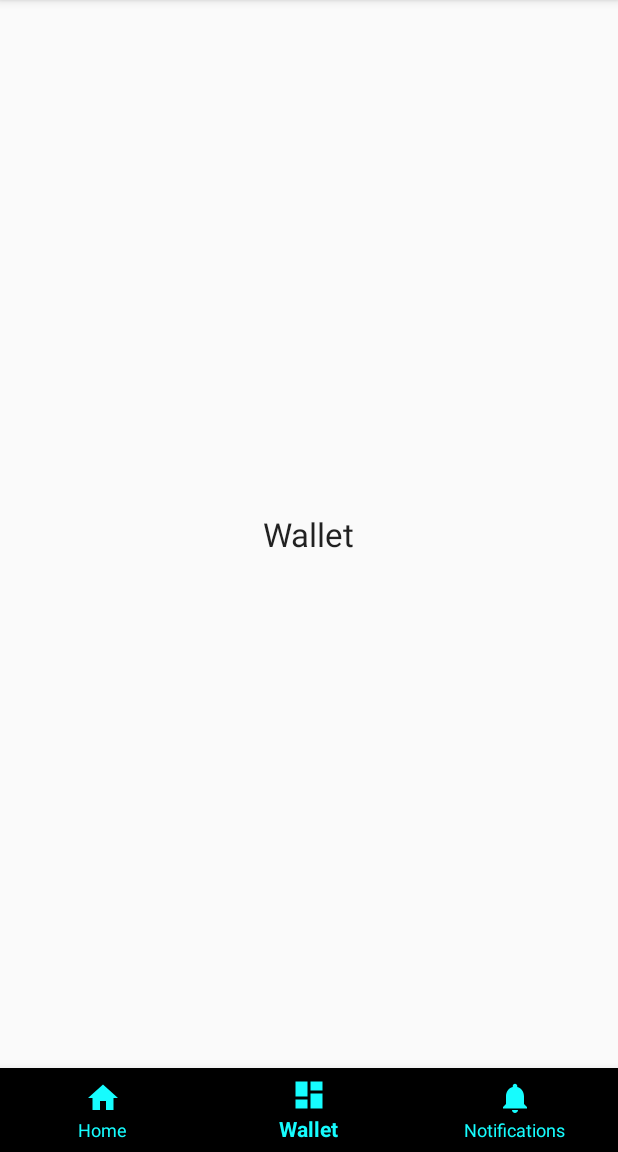
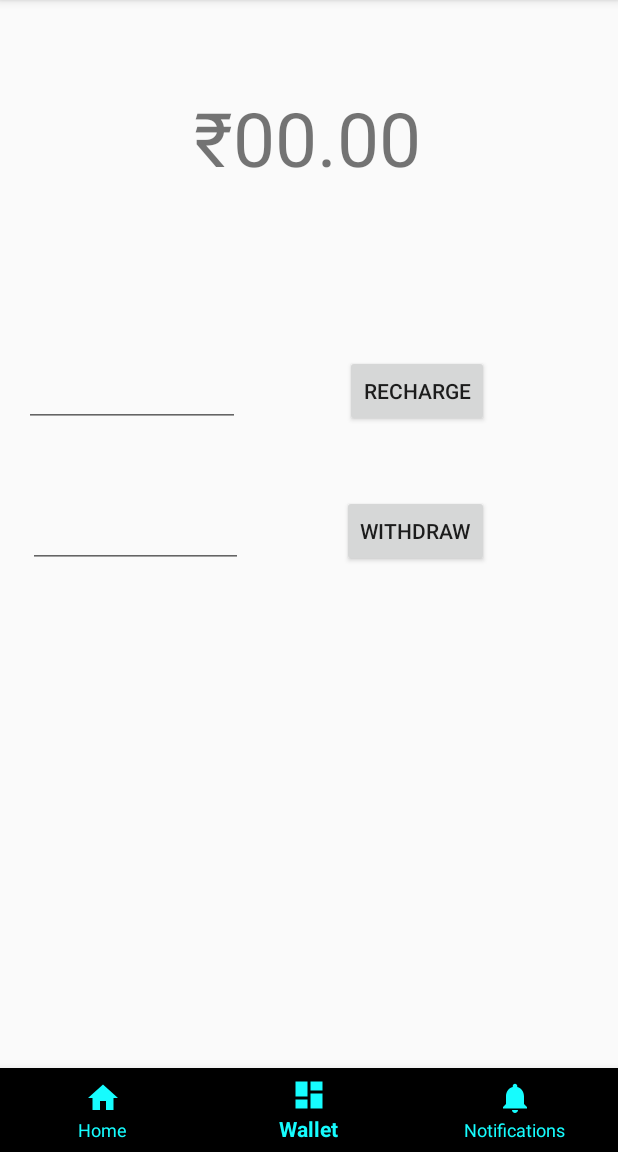
Before and after one commit to c4c0de/pub2, an Android app: the screen it shows after launch (MainActivity), item 2 of the bottom bar chosen, on a phone screen of 412 x 824 dp, the part 84-1236 px from its top. Run offline under Robolectric (Android 15) with nearby library versions, the phone set to English and light mode, and no system bars.

Commit message:
29/3 at 5.07pm from college

```diff
--- a/app/src/main/res/layout/fragment_wallet.xml
+++ b/app/src/main/res/layout/fragment_wallet.xml
@@ -1,11 +1,93 @@
 <?xml version="1.0" encoding="utf-8"?>
-<RelativeLayout xmlns:android="http://schemas.android.com/apk/res/android"
-    android:layout_width="match_parent" android:layout_height="match_parent">
-<TextView
-    android:layout_centerVertical="true"
-    android:layout_centerHorizontal="true"
-    android:textAppearance="@style/Base.TextAppearance.AppCompat.Large"
-    android:text="Wallet"
-    android:layout_width="wrap_content"
-    android:layout_height="wrap_content" />
-</RelativeLayout>
+<android.support.constraint.ConstraintLayout
+    xmlns:android="http://schemas.android.com/apk/res/android"
+    xmlns:app="http://schemas.android.com/apk/res-auto"
+    xmlns:tools="http://schemas.android.com/tools"
+    android:layout_width="match_parent"
+    android:layout_height="match_parent">
+
+    <TextView
+        android:id="@+id/viewBalance"
+        android:gravity="center"
+        android:textSize="50dp"
+        android:layout_width="400dp"
+        android:layout_height="130dp"
+        android:layout_marginStart="8dp"
+        android:layout_marginTop="8dp"
+        android:layout_marginEnd="8dp"
+        android:layout_marginBottom="8dp"
+        android:text="₹00.00"
+        app:layout_constraintBottom_toBottomOf="parent"
+        app:layout_constraintEnd_toEndOf="parent"
+        app:layout_constraintHorizontal_bias="0.937"
+        app:layout_constraintStart_toStartOf="parent"
+        app:layout_constraintTop_toTopOf="parent"
+        app:layout_constraintVertical_bias="0.033" />
+
+    <EditText
+        android:id="@+id/editRecharge"
+        android:layout_width="144dp"
+        android:layout_height="wrap_content"
+        android:layout_marginStart="8dp"
+        android:layout_marginTop="8dp"
+        android:layout_marginEnd="8dp"
+        android:layout_marginBottom="8dp"
+        android:ems="10"
+        android:inputType="number"
+        app:layout_constraintBottom_toBottomOf="parent"
+        app:layout_constraintEnd_toEndOf="parent"
+        app:layout_constraintHorizontal_bias="0.031"
+        app:layout_constraintStart_toStartOf="parent"
+        app:layout_constraintTop_toTopOf="parent"
+        app:layout_constraintVertical_bias="0.356" />
+
+    <Button
+        android:id="@+id/buttonRecharge"
+        android:layout_width="wrap_content"
+        android:layout_height="wrap_content"
+        android:layout_marginStart="8dp"
+        android:layout_marginTop="8dp"
+        android:layout_marginEnd="8dp"
+        android:layout_marginBottom="8dp"
+        android:text="Recharge"
+        app:layout_constraintBottom_toBottomOf="parent"
+        app:layout_constraintEnd_toEndOf="parent"
+        app:layout_constraintHorizontal_bias="0.739"
+        app:layout_constraintStart_toStartOf="parent"
+        app:layout_constraintTop_toTopOf="parent"
+        app:layout_constraintVertical_bias="0.353" />
+
+    <EditText
+        android:id="@+id/editText2"
+        android:layout_width="143dp"
+        android:layout_height="wrap_content"
+        android:layout_marginStart="8dp"
+        android:layout_marginTop="8dp"
+        android:layout_marginEnd="8dp"
+        android:layout_marginBottom="8dp"
+        android:ems="10"
+        android:inputType="number"
+        app:layout_constraintBottom_toBottomOf="parent"
+        app:layout_constraintEnd_toEndOf="parent"
+        app:layout_constraintHorizontal_bias="0.043"
+        app:layout_constraintStart_toStartOf="parent"
+        app:layout_constraintTop_toTopOf="parent" />
+
+    <Button
+        android:id="@+id/buttonWithdraw"
+        android:layout_width="wrap_content"
+        android:layout_height="wrap_content"
+        android:layout_marginStart="8dp"
+        android:layout_marginTop="8dp"
+        android:layout_marginEnd="8dp"
+        android:layout_marginBottom="8dp"
+        android:text="Withdraw"
+        app:layout_constraintBottom_toBottomOf="parent"
+        app:layout_constraintEnd_toEndOf="parent"
+        app:layout_constraintHorizontal_bias="0.739"
+        app:layout_constraintStart_toStartOf="parent"
+        app:layout_constraintTop_toTopOf="parent"
+        app:layout_constraintVertical_bias="0.497" />
+
+
+</android.support.constraint.ConstraintLayout>
```
Also changed, not shown: app/src/main/res/layout/fragment_home.xml (+41 -10 lines), app/src/main/res/layout/fragment_notification.xml (+26 -10 lines).
